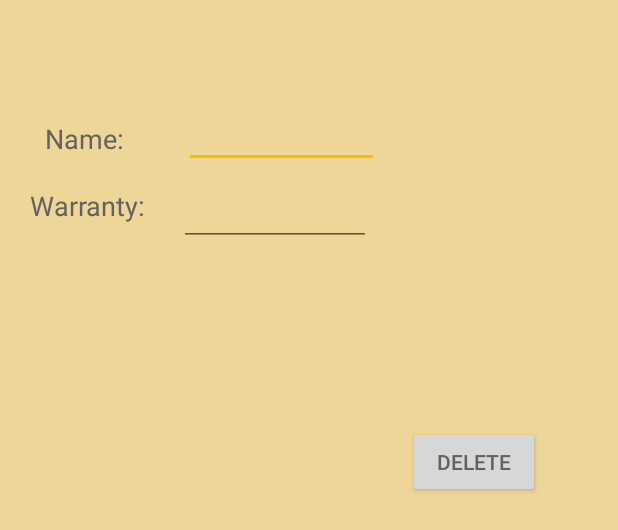
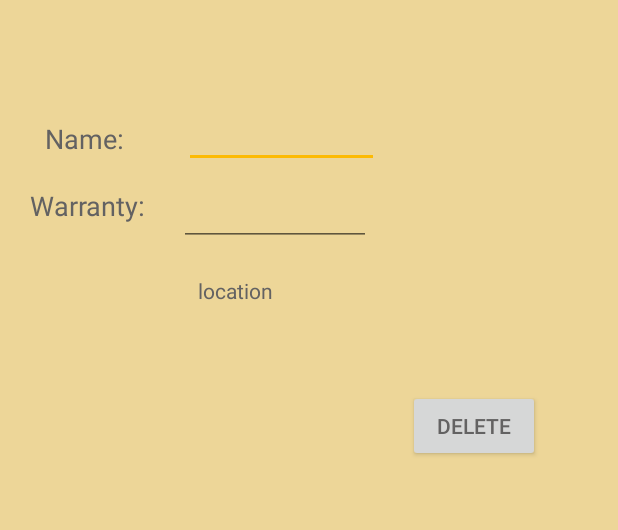
Before and after one commit to PiotrKedra/RecipeAndroidApp, an Android app: the layout fragment_properties_horizontal.xml on its own in the app's theme, with its tools: preview values and no code run, on a phone screen of 412 x 824 dp. Shown: the top 530 px of the screen. Run offline under Robolectric (Android 15) with nearby library versions, the phone set to English and light mode, and no system bars.

```diff
--- a/app/src/main/java/com/example/recipe/RecipeListActivity.java
+++ b/app/src/main/java/com/example/recipe/RecipeListActivity.java
@@ -24,8 +24,6 @@ public class RecipeListActivity extends AppCompatActivity implements ListFragmen
     @Override
     protected void onCreate(Bundle savedInstanceState) {
         super.onCreate(savedInstanceState);
-        Toast.makeText(this, "in create " + getResources().getConfiguration().orientation, Toast.LENGTH_LONG).show();
-
         if(getResources().getConfiguration().orientation == Configuration.ORIENTATION_LANDSCAPE){
             setContentView(R.layout.activity_recipe_list_horizontal);
         }else {
--- a/app/src/main/res/layout/fragment_properties_horizontal.xml
+++ b/app/src/main/res/layout/fragment_properties_horizontal.xml
@@ -61,7 +61,7 @@
             android:id="@+id/imageView2"
             android:layout_width="70dp"
             android:layout_height="100dp"
-            android:layout_marginStart="130dp"
+            android:layout_marginStart="40dp"
             android:layout_marginTop="20dp"
             app:layout_constraintStart_toStartOf="parent"
             app:layout_constraintTop_toBottomOf="@+id/warrantyField"></ImageView>
@@ -70,11 +70,21 @@
             android:id="@+id/deleteButton"
             android:layout_width="wrap_content"
             android:layout_height="wrap_content"
-            android:layout_marginTop="120dp"
+            android:layout_marginTop="96dp"
             android:layout_marginEnd="52dp"
             android:onClick="deleteRecipe"
             android:text="Delete"
             app:layout_constraintEnd_toEndOf="parent"
             app:layout_constraintTop_toBottomOf="@+id/warrantyField" />
+
+        <TextView
+            android:id="@+id/locationField"
+            android:layout_width="207dp"
+            android:layout_height="52dp"
+            android:layout_marginStart="132dp"
+            android:layout_marginTop="20dp"
+            android:text="location"
+            app:layout_constraintStart_toStartOf="parent"
+            app:layout_constraintTop_toBottomOf="@+id/warrantyField" />
     </androidx.constraintlayout.widget.ConstraintLayout>
 </FrameLayout>
```
